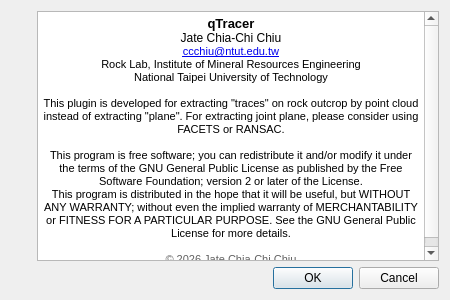
Old version of the form ui/disclaimerDlg.ui in the repository jatestrella/CloudCompare-qTracer.
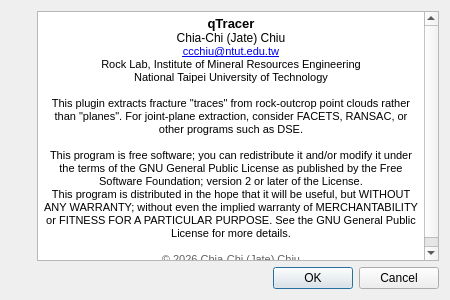
New version of the form. Icons and pictures are not drawn.

Commit message: update readme & disclaimer

```diff
--- a/ui/disclaimerDlg.ui
+++ b/ui/disclaimerDlg.ui
@@ -60,17 +60,17 @@
 p, li { white-space: pre-wrap; }
 &lt;/style&gt;&lt;/head&gt;&lt;body style=&quot; font-family:'MS Shell Dlg 2'; font-size:8.25pt; font-weight:400; font-style:normal;&quot;&gt;
 &lt;p align=&quot;center&quot; style=&quot; margin-top:0px; margin-bottom:0px; margin-left:0px; margin-right:0px; -qt-block-indent:0; text-indent:0px;&quot;&gt;&lt;span style=&quot; font-size:10pt; font-weight:600;&quot;&gt;qTracer&lt;/span&gt;&lt;/p&gt;
-&lt;p align=&quot;center&quot; style=&quot; margin-top:0px; margin-bottom:0px; margin-left:0px; margin-right:0px; -qt-block-indent:0; text-indent:0px;&quot;&gt;&lt;span style=&quot; font-size:9pt;&quot;&gt;Jate Chia-Chi Chiu&lt;/span&gt;&lt;/p&gt;
+&lt;p align=&quot;center&quot; style=&quot; margin-top:0px; margin-bottom:0px; margin-left:0px; margin-right:0px; -qt-block-indent:0; text-indent:0px;&quot;&gt;&lt;span style=&quot; font-size:9pt;&quot;&gt;Chia-Chi (Jate) Chiu&lt;/span&gt;&lt;/p&gt;
 &lt;p align=&quot;center&quot; style=&quot; margin-top:0px; margin-bottom:0px; margin-left:0px; margin-right:0px; -qt-block-indent:0; text-indent:0px;&quot;&gt;&lt;a href=&quot;mailto:ccchiu@ntut.edu.tw&quot;&gt;&lt;span style=&quot; font-size:8pt; text-decoration: underline; color:#0000ee;&quot;&gt;ccchiu@ntut.edu.tw&lt;/span&gt;&lt;/a&gt;&lt;/p&gt;
 &lt;p align=&quot;center&quot; style=&quot; margin-top:0px; margin-bottom:0px; margin-left:0px; margin-right:0px; -qt-block-indent:0; text-indent:0px;&quot;&gt;&lt;span style=&quot; font-size:8pt;&quot;&gt;Rock Lab, Institute of Mineral Resources Engineering&lt;/span&gt;&lt;/p&gt;
 &lt;p align=&quot;center&quot; style=&quot; margin-top:0px; margin-bottom:0px; margin-left:0px; margin-right:0px; -qt-block-indent:0; text-indent:0px;&quot;&gt;&lt;span style=&quot; font-size:8pt;&quot;&gt;National Taipei University of Technology&lt;/span&gt;&lt;/p&gt;
 &lt;p align=&quot;center&quot; style=&quot;-qt-paragraph-type:empty; margin-top:0px; margin-bottom:0px; margin-left:0px; margin-right:0px; -qt-block-indent:0; text-indent:0px; font-size:8pt;&quot;&gt;&lt;br /&gt;&lt;/p&gt;
-&lt;p align=&quot;center&quot; style=&quot; margin-top:0px; margin-bottom:0px; margin-left:0px; margin-right:0px; -qt-block-indent:0; text-indent:0px;&quot;&gt;&lt;span style=&quot; font-size:8pt;&quot;&gt;This plugin is developed for extracting &amp;quot;traces&amp;quot; on rock outcrop by point cloud instead of extracting &amp;quot;plane&amp;quot;. For extracting joint plane, please consider using FACETS or RANSAC.&lt;/span&gt;&lt;/p&gt;
+&lt;p align=&quot;center&quot; style=&quot; margin-top:0px; margin-bottom:0px; margin-left:0px; margin-right:0px; -qt-block-indent:0; text-indent:0px;&quot;&gt;&lt;span style=&quot; font-size:8pt;&quot;&gt;This plugin extracts fracture &amp;quot;traces&amp;quot; from rock-outcrop point clouds rather than &amp;quot;planes&amp;quot;. For joint-plane extraction, consider FACETS, RANSAC, or other programs such as DSE.&lt;/span&gt;&lt;/p&gt;
 &lt;p align=&quot;center&quot; style=&quot;-qt-paragraph-type:empty; margin-top:0px; margin-bottom:0px; margin-left:0px; margin-right:0px; -qt-block-indent:0; text-indent:0px; font-size:8pt;&quot;&gt;&lt;br /&gt;&lt;/p&gt;
 &lt;p align=&quot;center&quot; style=&quot; margin-top:0px; margin-bottom:0px; margin-left:0px; margin-right:0px; -qt-block-indent:0; text-indent:0px;&quot;&gt;&lt;span style=&quot; font-size:8pt;&quot;&gt;This program is free software; you can redistribute it and/or modify it under the terms of the GNU General Public License as published by the Free Software Foundation; version 2 or later of the License.&lt;/span&gt;&lt;/p&gt;
 &lt;p align=&quot;center&quot; style=&quot; margin-top:0px; margin-bottom:0px; margin-left:0px; margin-right:0px; -qt-block-indent:0; text-indent:0px;&quot;&gt;&lt;span style=&quot; font-size:8pt;&quot;&gt;This program is distributed in the hope that it will be useful, but WITHOUT ANY WARRANTY; without even the implied warranty of MERCHANTABILITY or FITNESS FOR A PARTICULAR PURPOSE. See the GNU General Public License for more details.&lt;/span&gt;&lt;/p&gt;
 &lt;p align=&quot;center&quot; style=&quot;-qt-paragraph-type:empty; margin-top:0px; margin-bottom:0px; margin-left:0px; margin-right:0px; -qt-block-indent:0; text-indent:0px; font-size:8pt;&quot;&gt;&lt;br /&gt;&lt;/p&gt;
-&lt;p align=&quot;center&quot; style=&quot; margin-top:0px; margin-bottom:0px; margin-left:0px; margin-right:0px; -qt-block-indent:0; text-indent:0px;&quot;&gt;&lt;span style=&quot; font-size:8pt; color:#606060;&quot;&gt;© 2026 Jate Chia-Chi Chiu&lt;/span&gt;&lt;/p&gt;&lt;/body&gt;&lt;/html&gt;</string>
+&lt;p align=&quot;center&quot; style=&quot; margin-top:0px; margin-bottom:0px; margin-left:0px; margin-right:0px; -qt-block-indent:0; text-indent:0px;&quot;&gt;&lt;span style=&quot; font-size:8pt; color:#606060;&quot;&gt;© 2026 Chia-Chi (Jate) Chiu&lt;/span&gt;&lt;/p&gt;&lt;/body&gt;&lt;/html&gt;</string>
        </property>
       </widget>
      </item>
```
The commit also changes 21 other files.
